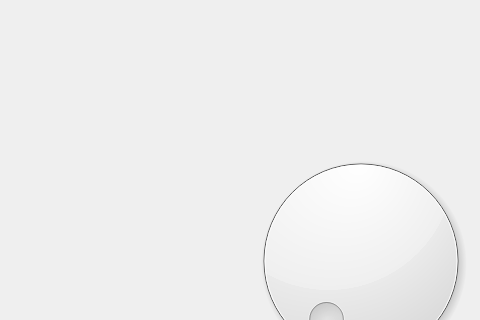
The window that Mathias/robot.ui (Monjola/5BarRobot) describes before a commit, drawn with Qt 5; both pictures show x 0 to 480 and y 0 to 320 of the 800 by 600 pixel window.
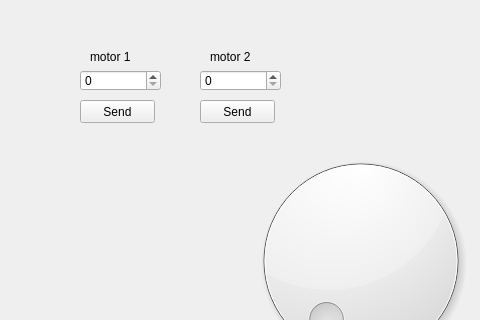
The same window after the commit.

```diff
--- a/Mathias/robot.ui
+++ b/Mathias/robot.ui
@@ -69,6 +69,84 @@
      </rect>
     </property>
    </widget>
+   <widget class="QSpinBox" name="spinBox">
+    <property name="geometry">
+     <rect>
+      <x>80</x>
+      <y>70</y>
+      <width>81</width>
+      <height>21</height>
+     </rect>
+    </property>
+    <property name="maximum">
+     <number>360</number>
+    </property>
+   </widget>
+   <widget class="QSpinBox" name="spinBox_2">
+    <property name="geometry">
+     <rect>
+      <x>200</x>
+      <y>70</y>
+      <width>81</width>
+      <height>21</height>
+     </rect>
+    </property>
+    <property name="maximum">
+     <number>360</number>
+    </property>
+   </widget>
+   <widget class="QPushButton" name="pushButton_sendDegrees1">
+    <property name="geometry">
+     <rect>
+      <x>80</x>
+      <y>100</y>
+      <width>75</width>
+      <height>23</height>
+     </rect>
+    </property>
+    <property name="text">
+     <string>Send</string>
+    </property>
+   </widget>
+   <widget class="QLabel" name="label">
+    <property name="geometry">
+     <rect>
+      <x>90</x>
+      <y>50</y>
+      <width>47</width>
+      <height>13</height>
+     </rect>
+    </property>
+    <property name="text">
+     <string>motor 1</string>
+    </property>
+   </widget>
+   <widget class="QLabel" name="label_2">
+    <property name="geometry">
+     <rect>
+      <x>210</x>
+      <y>50</y>
+      <width>47</width>
+      <height>13</height>
+     </rect>
+    </property>
+    <property name="text">
+     <string>motor 2</string>
+    </property>
+   </widget>
+   <widget class="QPushButton" name="pushButton_sendDegrees2">
+    <property name="geometry">
+     <rect>
+      <x>200</x>
+      <y>100</y>
+      <width>75</width>
+      <height>23</height>
+     </rect>
+    </property>
+    <property name="text">
+     <string>Send</string>
+    </property>
+   </widget>
   </widget>
   <widget class="QMenuBar" name="menubar">
    <property name="geometry">
```
Left out of the diff: 2 changed lines with no effect on the pictures.
